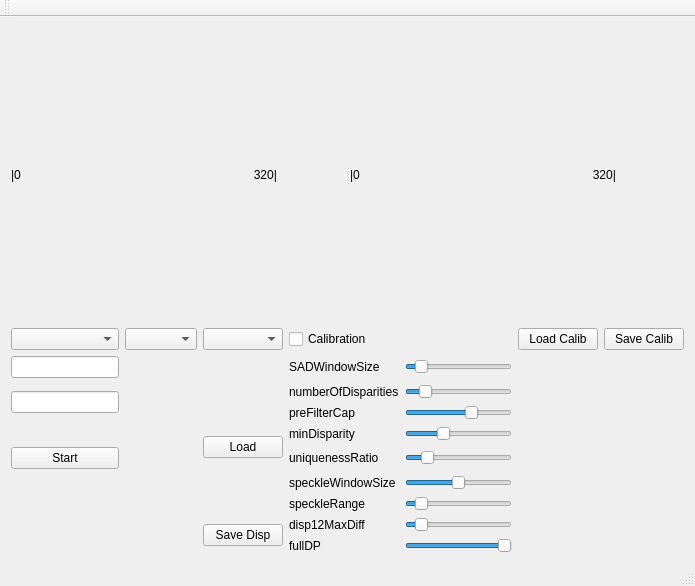
Qt form mainwindow.ui (temporaritet/firstCV) before a commit.
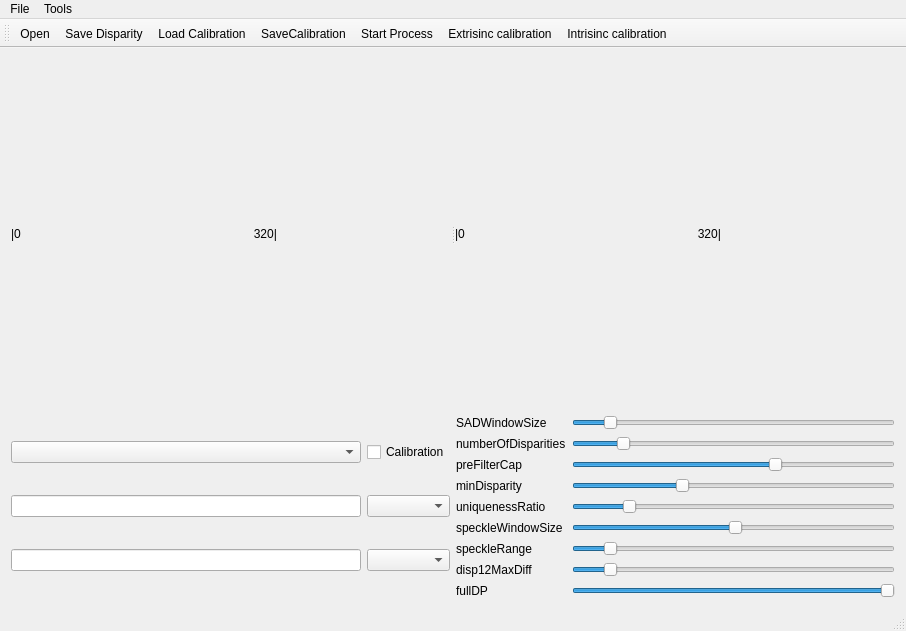
The same form after that commit. Icons and pictures are not drawn.

Diff of the .ui file:
```diff
--- a/mainwindow.ui
+++ b/mainwindow.ui
@@ -6,25 +6,62 @@
    <rect>
     <x>0</x>
     <y>0</y>
-    <width>695</width>
-    <height>586</height>
+    <width>906</width>
+    <height>631</height>
    </rect>
   </property>
   <property name="windowTitle">
    <string>FirstCV</string>
   </property>
   <widget class="QWidget" name="centralWidget">
-   <layout class="QGridLayout" name="gridLayout">
+   <layout class="QGridLayout" name="gridLayout_4">
+    <item row="0" column="0">
+     <layout class="QGridLayout" name="gridLayout_3">
+      <item row="0" column="0">
+       <widget class="QSplitter" name="splitter">
+        <property name="orientation">
+         <enum>Qt::Horizontal</enum>
+        </property>
+        <widget class="QLabel" name="label_Im0">
+         <property name="text">
+          <string>|0                                                                      320|</string>
+         </property>
+        </widget>
+        <widget class="QLabel" name="label_Im1">
+         <property name="text">
+          <string>|0                                                                      320|</string>
+         </property>
+        </widget>
+       </widget>
+      </item>
     <item row="1" column="0">
-     <widget class="QComboBox" name="comboBoxImgLeft"/>
-    </item>
-    <item row="1" column="1">
+       <layout class="QHBoxLayout" name="horizontalLayout">
+        <item>
+         <layout class="QGridLayout" name="gridLayout_2">
+          <item row="1" column="0">
+           <widget class="QLineEdit" name="lineEditLeft">
+            <property name="text">
+             <string/>
+            </property>
+           </widget>
+          </item>
+          <item row="2" column="0">
+           <widget class="QLineEdit" name="lineEditRight">
+            <property name="text">
+             <string/>
+            </property>
+           </widget>
+          </item>
+          <item row="1" column="3">
      <widget class="QComboBox" name="comboBoxImgRight"/>
     </item>
-    <item row="1" column="2">
+          <item row="2" column="3">
+           <widget class="QComboBox" name="comboBoxImgLeft"/>
+          </item>
+          <item row="0" column="0">
      <widget class="QComboBox" name="comboBoxAlg"/>
     </item>
-    <item row="1" column="3">
+          <item row="0" column="3">
      <widget class="QCheckBox" name="CheckBox_Calib">
       <property name="text">
        <string>Calibration</string>
@@ -34,35 +71,18 @@
       </property>
      </widget>
     </item>
-    <item row="1" column="5">
-     <widget class="QPushButton" name="pushButtonLoadCalib">
-      <property name="text">
-       <string>Load Calib</string>
-      </property>
-     </widget>
-    </item>
-    <item row="1" column="6">
-     <widget class="QPushButton" name="pushButtonSaveCalib">
-      <property name="text">
-       <string>Save Calib</string>
-      </property>
-     </widget>
-    </item>
-    <item row="2" column="0">
-     <widget class="QLineEdit" name="lineEditLeft">
-      <property name="text">
-       <string/>
-      </property>
-     </widget>
-    </item>
-    <item row="2" column="3">
+         </layout>
+        </item>
+        <item>
+         <layout class="QGridLayout" name="gridLayout">
+          <item row="0" column="0">
      <widget class="QLabel" name="labelSADWindowSize">
       <property name="text">
        <string>SADWindowSize</string>
       </property>
      </widget>
     </item>
-    <item row="2" column="4">
+          <item row="0" column="1">
      <widget class="QSlider" name="horizontalSlider_SADWindowSize">
       <property name="minimum">
        <number>1</number>
@@ -81,21 +101,14 @@
       </property>
      </widget>
     </item>
-    <item row="3" column="0" rowspan="2">
-     <widget class="QLineEdit" name="lineEditRight">
-      <property name="text">
-       <string/>
-      </property>
-     </widget>
-    </item>
-    <item row="3" column="3">
+          <item row="1" column="0">
      <widget class="QLabel" name="labelNumberOfDisparities">
       <property name="text">
        <string>numberOfDisparities</string>
       </property>
      </widget>
     </item>
-    <item row="3" column="4">
+          <item row="1" column="1">
      <widget class="QSlider" name="horizontalSlider_numberOfDisparities">
       <property name="minimum">
        <number>16</number>
@@ -117,14 +130,14 @@
       </property>
      </widget>
     </item>
-    <item row="4" column="3">
+          <item row="2" column="0">
      <widget class="QLabel" name="labelPreFilterCap">
       <property name="text">
        <string>preFilterCap</string>
       </property>
      </widget>
     </item>
-    <item row="4" column="4">
+          <item row="2" column="1">
      <widget class="QSlider" name="horizontalSlider_preFilterCap">
       <property name="value">
        <number>63</number>
@@ -134,21 +147,14 @@
       </property>
      </widget>
     </item>
-    <item row="5" column="2" rowspan="2">
-     <widget class="QPushButton" name="pushButtonLoadFiles">
-      <property name="text">
-       <string>Load</string>
-      </property>
-     </widget>
-    </item>
-    <item row="5" column="3">
+          <item row="3" column="0">
      <widget class="QLabel" name="labelMinDisparity">
       <property name="text">
        <string>minDisparity</string>
       </property>
      </widget>
     </item>
-    <item row="5" column="4">
+          <item row="3" column="1">
      <widget class="QSlider" name="horizontalSlider_minDIsparity">
       <property name="minimum">
        <number>-64</number>
@@ -164,21 +170,14 @@
       </property>
      </widget>
     </item>
-    <item row="6" column="0">
-     <widget class="QPushButton" name="pushButtonStartStop">
-      <property name="text">
-       <string>Start</string>
-      </property>
-     </widget>
-    </item>
-    <item row="6" column="3">
+          <item row="4" column="0">
      <widget class="QLabel" name="labelUniquenessRatio">
       <property name="text">
        <string>uniquenessRatio</string>
       </property>
      </widget>
     </item>
-    <item row="6" column="4">
+          <item row="4" column="1">
      <widget class="QSlider" name="horizontalSlider_uniquenessRatio">
       <property name="value">
        <number>16</number>
@@ -188,14 +187,14 @@
       </property>
      </widget>
     </item>
-    <item row="7" column="3">
+          <item row="5" column="0">
      <widget class="QLabel" name="labelSpeckleWindowSize">
       <property name="text">
        <string>speckleWindowSize</string>
       </property>
      </widget>
     </item>
-    <item row="7" column="4">
+          <item row="5" column="1">
      <widget class="QSlider" name="horizontalSlider_speckleWindowSize">
       <property name="value">
        <number>50</number>
@@ -205,14 +204,14 @@
       </property>
      </widget>
     </item>
-    <item row="8" column="3">
+          <item row="6" column="0">
      <widget class="QLabel" name="labelSpeckleRange">
       <property name="text">
        <string>speckleRange</string>
       </property>
      </widget>
     </item>
-    <item row="8" column="4">
+          <item row="6" column="1">
      <widget class="QSlider" name="horizontalSlider_speckleRange">
       <property name="value">
        <number>10</number>
@@ -222,21 +221,14 @@
       </property>
      </widget>
     </item>
-    <item row="9" column="2" rowspan="2">
-     <widget class="QPushButton" name="pushButton">
-      <property name="text">
-       <string>Save Disp</string>
-      </property>
-     </widget>
-    </item>
-    <item row="9" column="3">
+          <item row="7" column="0">
      <widget class="QLabel" name="labelDisp12MaxDiff">
       <property name="text">
        <string>disp12MaxDiff</string>
       </property>
      </widget>
     </item>
-    <item row="9" column="4">
+          <item row="7" column="1">
      <widget class="QSlider" name="horizontalSlider_disp12MaxDiff">
       <property name="value">
        <number>10</number>
@@ -246,14 +238,14 @@
       </property>
      </widget>
     </item>
-    <item row="10" column="3">
+          <item row="8" column="0">
      <widget class="QLabel" name="labelFullDP">
       <property name="text">
        <string>fullDP</string>
       </property>
      </widget>
     </item>
-    <item row="10" column="4">
+          <item row="8" column="1">
      <widget class="QSlider" name="horizontalSlider_fullDP">
       <property name="maximum">
        <number>2</number>
@@ -266,22 +258,11 @@
       </property>
      </widget>
     </item>
-    <item row="0" column="0" colspan="7">
-     <widget class="QSplitter" name="splitter">
-      <property name="orientation">
-       <enum>Qt::Horizontal</enum>
-      </property>
-      <widget class="QLabel" name="label_Im0">
-       <property name="text">
-        <string>|0                                                                      320|</string>
-       </property>
-      </widget>
-      <widget class="QLabel" name="label_Im1">
-       <property name="text">
-        <string>|0                                                                      320|</string>
-       </property>
-      </widget>
-     </widget>
+         </layout>
+        </item>
+       </layout>
+      </item>
+     </layout>
     </item>
    </layout>
   </widget>
@@ -290,10 +271,30 @@
     <rect>
      <x>0</x>
      <y>0</y>
-     <width>695</width>
+     <width>906</width>
      <height>27</height>
     </rect>
    </property>
+   <widget class="QMenu" name="menuFile">
+    <property name="title">
+     <string>File</string>
+    </property>
+    <addaction name="actionOpen"/>
+    <addaction name="actionSave_Disparity"/>
+    <addaction name="actionLoad_Calibration"/>
+    <addaction name="actionSaveCalibration"/>
+    <addaction name="actionExit"/>
+   </widget>
+   <widget class="QMenu" name="menuTools">
+    <property name="title">
+     <string>Tools</string>
+    </property>
+    <addaction name="actionExtrisinc_calibration"/>
+    <addaction name="actionIntrisinc_calibration"/>
+    <addaction name="actionStart_Process"/>
+   </widget>
+   <addaction name="menuFile"/>
+   <addaction name="menuTools"/>
   </widget>
   <widget class="QToolBar" name="mainToolBar">
    <attribute name="toolBarArea">
@@ -302,8 +303,87 @@
    <attribute name="toolBarBreak">
     <bool>false</bool>
    </attribute>
+   <addaction name="actionOpen"/>
+   <addaction name="actionSave_Disparity"/>
+   <addaction name="actionLoad_Calibration"/>
+   <addaction name="actionSaveCalibration"/>
+   <addaction name="actionStart_Process"/>
+   <addaction name="actionExtrisinc_calibration"/>
+   <addaction name="actionIntrisinc_calibration"/>
   </widget>
   <widget class="QStatusBar" name="statusBar"/>
+  <action name="actionOpen">
+   <property name="icon">
+    <iconset resource="resource.qrc">
+     <normaloff>:/icon/resource/open_img.png</normaloff>:/icon/resource/open_img.png</iconset>
+   </property>
+   <property name="text">
+    <string>Open</string>
+   </property>
+  </action>
+  <action name="actionSave_Disparity">
+   <property name="icon">
+    <iconset resource="resource.qrc">
+     <normaloff>:/icon/resource/save_disp.png</normaloff>:/icon/resource/save_disp.png</iconset>
+   </property>
+   <property name="text">
+    <string>Save Disparity</string>
+   </property>
+  </action>
+  <action name="actionLoad_Calibration">
+   <property name="icon">
+    <iconset resource="resource.qrc">
+     <normaloff>:/icon/resource/open_calib.png</normaloff>:/icon/resource/open_calib.png</iconset>
+   </property>
+   <property name="text">
+    <string>Load Calibration</string>
+   </property>
+  </action>
+  <action name="actionSaveCalibration">
+   <property name="icon">
+    <iconset resource="resource.qrc">
+     <normaloff>:/icon/resource/save_calib.png</normaloff>:/icon/resource/save_calib.png</iconset>
+   </property>
+   <property name="text">
+    <string>SaveCalibration</string>
+   </property>
+  </action>
+  <action name="actionExit">
+   <property name="icon">
+    <iconset resource="resource.qrc">
+     <normaloff>:/icon/resource/close.png</normaloff>:/icon/resource/close.png</iconset>
+   </property>
+   <property name="text">
+    <string>Exit</string>
+   </property>
+  </action>
+  <action name="actionExtrisinc_calibration">
+   <property name="icon">
+    <iconset resource="resource.qrc">
+     <normaloff>:/icon/resource/calibrate.png</normaloff>:/icon/resource/calibrate.png</iconset>
+   </property>
+   <property name="text">
+    <string>Extrisinc calibration</string>
+   </property>
+  </action>
+  <action name="actionIntrisinc_calibration">
+   <property name="icon">
+    <iconset resource="resource.qrc">
+     <normaloff>:/icon/resource/intr_calib.png</normaloff>:/icon/resource/intr_calib.png</iconset>
+   </property>
+   <property name="text">
+    <string>Intrisinc calibration</string>
+   </property>
+  </action>
+  <action name="actionStart_Process">
+   <property name="icon">
+    <iconset resource="resource.qrc">
+     <normaloff>:/icon/resource/start-button.png</normaloff>:/icon/resource/start-button.png</iconset>
+   </property>
+   <property name="text">
+    <string>Start Process</string>
+   </property>
+  </action>
  </widget>
  <layoutdefault spacing="6" margin="11"/>
  <resources/>
```
Left out of the diff: 4 changed lines with no effect on the pictures. Lines whose indentation alone changed are shown as unchanged.
